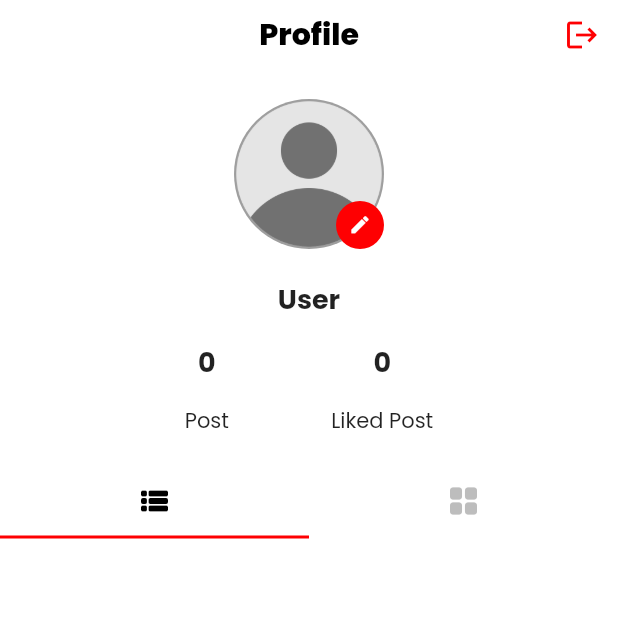
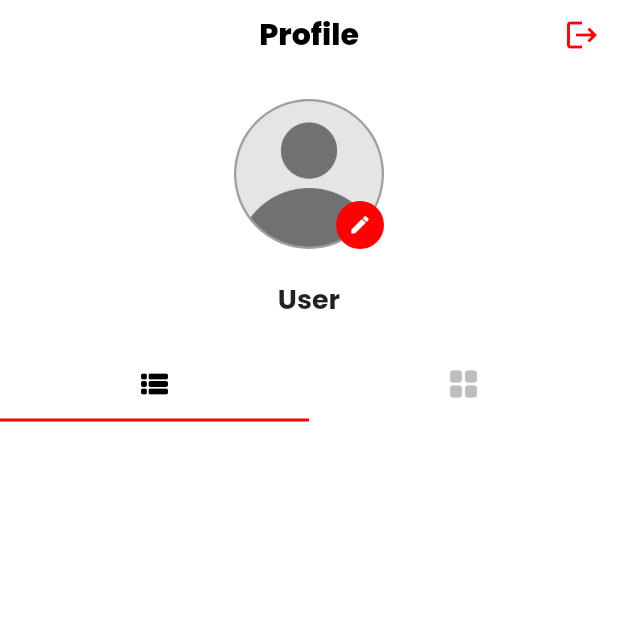
Before and after one commit to AhmadNaufal2525/bitread-app, a Flutter app: the ProfilScreen screen opened directly, on a phone screen of 412 x 824 dp, the top half of it. Run offline on Flutter 3.47's test engine with Material 2 defaults, Android fonts, the phone set to English and light mode, and no system bars; our stand-ins replace animate_do, cached_network_image, carousel_slider, cloud_firestore, curved_navigation_bar, firebase_auth and 10 more; missing offline and left inert: easy_pdf_viewer; accounts and stored records are empty.

Commit message:
update profile_header_widget

```diff
--- a/lib/widget/profile_header_widget.dart
+++ b/lib/widget/profile_header_widget.dart
@@ -11,28 +11,6 @@
 }
 
 class _ProfileHeaderState extends State<ProfileHeader> {
-  int postCount = 0;
-  @override
-  void initState() {
-    super.initState();
-    countUserPosts();
-  }
-
-  Future<void> countUserPosts() async {
-    User? user = FirebaseAuth.instance.currentUser;
-    if (user != null) {
-      QuerySnapshot snapshot = await FirebaseFirestore.instance
-          .collection('Post Blog')
-          .where('userId', isEqualTo: user.uid)
-          .get();
-      setState(
-        () {
-          postCount = snapshot.size;
-        },
-      );
-    }
-  }
-
   @override
   Widget build(BuildContext context) {
     return Column(
@@ -87,6 +65,8 @@
                             final email = userData?['email'] ?? '';
                             final image = userData?['image'] ?? '';
 
+                            setState(
+                              () {
                                 Navigator.push(
                                   context,
                                   MaterialPageRoute(
@@ -98,12 +78,18 @@
                                     ),
                                   ),
                                 );
+                              },
+                            );
                           } else {
+                            setState(
+                              () {
                                 ScaffoldMessenger.of(context).showSnackBar(
                                   const SnackBar(
                                     content: Text('User data does not exist.'),
                                     backgroundColor: Colors.red,
                                   ),
+                                );
+                              },
                             );
                           }
                         } catch (error) {
@@ -166,34 +152,6 @@
                   );
                 },
               ),
-              const SizedBox(height: 15.0),
-              Row(
-                mainAxisAlignment: MainAxisAlignment.spaceEvenly,
-                children: [
-                  Column(
-                    children: [
-                      Text(
-                        postCount.toString(),
-                        style: const TextStyle(
-                            fontSize: 18, fontWeight: FontWeight.bold),
-                      ),
-                      const SizedBox(height: 15.0),
-                      const Text('Post')
-                    ],
-                  ),
-                  const Column(
-                    children: [
-                      Text(
-                        '0',
-                        style: TextStyle(
-                            fontSize: 18, fontWeight: FontWeight.bold),
-                      ),
-                      SizedBox(height: 15.0),
-                      Text('Liked Post')
-                    ],
-                  ),
-                ],
-              ),
               const SizedBox(height: 20.0),
             ],
           ),
```
Lines whose indentation alone changed are shown as unchanged.
